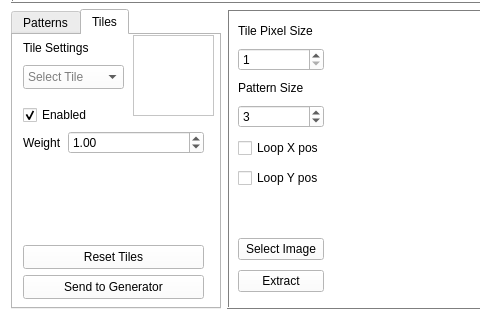
Kotruper/WFC_GUI, file wfc_gui.ui: the form before one commit; both pictures show x 0 to 480 and y 338 to 658 of the 800 by 658 pixel window.
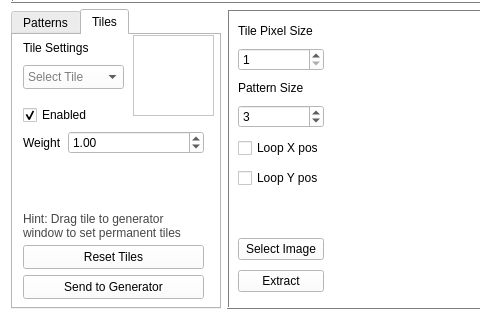
The form after the commit. The open tabs and pages were chosen to show the change.

Patch:
```diff
--- a/wfc_gui.ui
+++ b/wfc_gui.ui
@@ -1106,6 +1106,32 @@
             <string>Send to Generator</string>
            </property>
           </widget>
+          <widget class="QLabel" name="label_2">
+           <property name="geometry">
+            <rect>
+             <x>10</x>
+             <y>170</y>
+             <width>181</width>
+             <height>41</height>
+            </rect>
+           </property>
+           <property name="styleSheet">
+            <string notr="true">font: 9pt &quot;Segoe UI&quot;;
+color: rgb(70, 70, 70);</string>
+           </property>
+           <property name="text">
+            <string>Hint: Drag tile to generator window to set permanent tiles</string>
+           </property>
+           <property name="textFormat">
+            <enum>Qt::AutoText</enum>
+           </property>
+           <property name="scaledContents">
+            <bool>false</bool>
+           </property>
+           <property name="wordWrap">
+            <bool>true</bool>
+           </property>
+          </widget>
          </widget>
         </widget>
        </widget>
```
